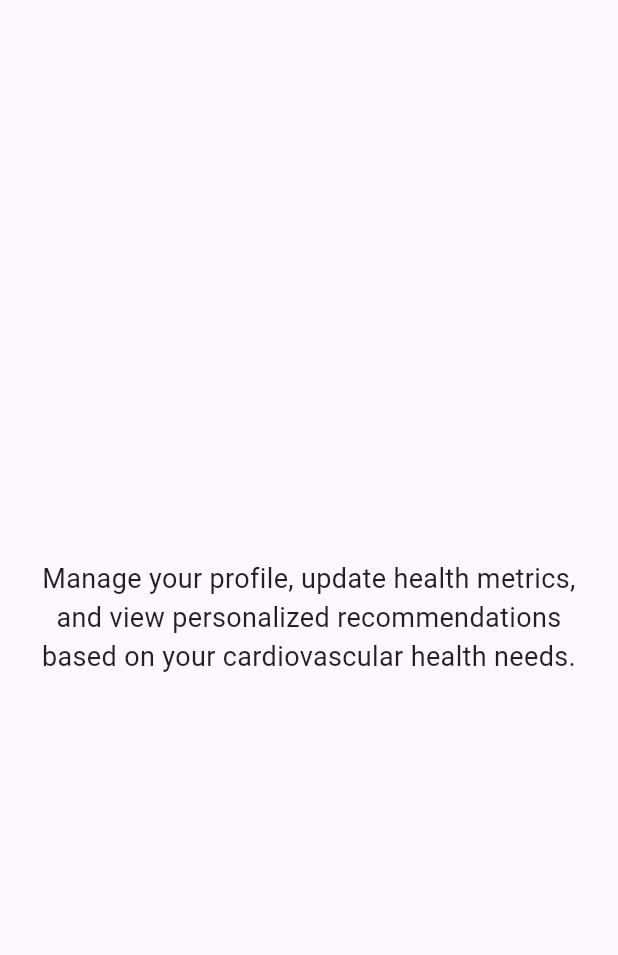
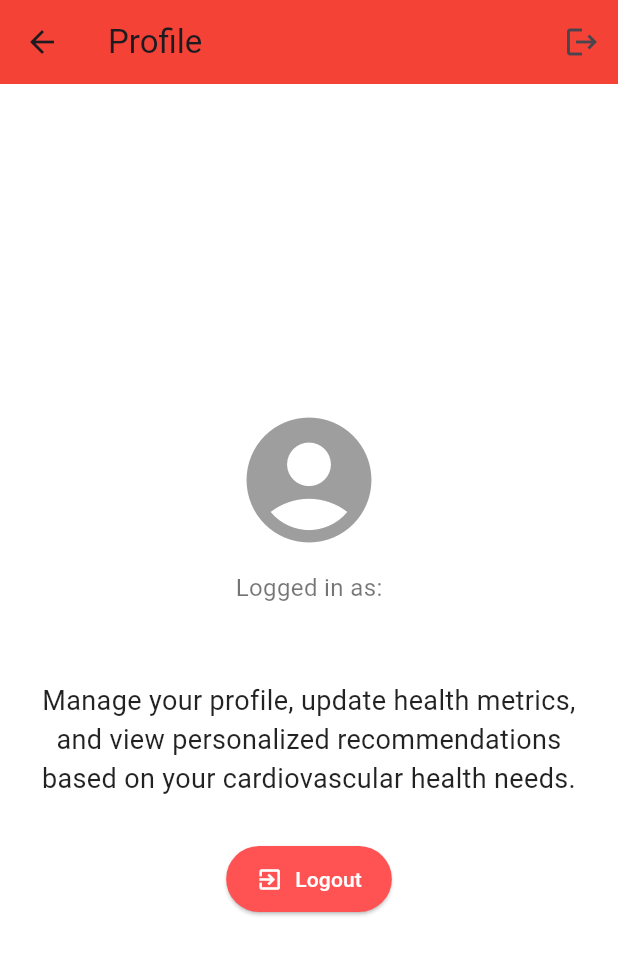
Before and after one commit to yeoh0730/CardioMeal, a Flutter app: the ProfilePage screen opened directly, on a phone screen of 412 x 824 dp. Shown: the top 955 px of the screen. Run offline on Flutter 3.47's test engine with Material 3 defaults, Android fonts, the phone set to English and light mode, and no system bars; our stand-ins replace firebase_auth, firebase_core, percent_indicator; accounts and stored records are empty; network calls fail.

```diff
--- a/lib/DashboardPage.dart
+++ b/lib/DashboardPage.dart
@@ -4,6 +4,7 @@ class DashboardPage extends StatelessWidget {
   @override
   Widget build(BuildContext context) {
     return Scaffold(
+      backgroundColor: Colors.white,
       body: Center(
         child: Padding(
           padding: const EdgeInsets.all(16.0),
--- a/lib/DiaryPage.dart
+++ b/lib/DiaryPage.dart
@@ -12,6 +12,7 @@ class _DiaryPageState extends State<DiaryPage> {
   @override
   Widget build(BuildContext context) {
     return Scaffold(
+      backgroundColor: Colors.white,
       appBar: AppBar(
         elevation: 0,
         backgroundColor: Colors.white,
--- a/lib/ProfilePage.dart
+++ b/lib/ProfilePage.dart
@@ -1,16 +1,73 @@
+import 'package:firebase_auth/firebase_auth.dart';
 import 'package:flutter/material.dart';
+import 'package:project/LoginPage.dart';
 
 class ProfilePage extends StatelessWidget {
   @override
   Widget build(BuildContext context) {
+    // Get current user
+    User? user = FirebaseAuth.instance.currentUser;
+
     return Scaffold(
+      appBar: AppBar(
+        title: Text('Profile'),
+        backgroundColor: Color.fromRGBO(244, 67, 54, 1),
+        actions: [
+          IconButton(
+            icon: Icon(Icons.logout),
+            onPressed: () async {
+              await FirebaseAuth.instance.signOut();
+              Navigator.pushAndRemoveUntil(
+                context,
+                MaterialPageRoute(builder: (context) => LoginPage()),
+                    (route) => false, // ✅ Clears the entire navigation stack
+              );
+            },
+          ),
+        ],
+      ),
+      backgroundColor: Colors.white,
       body: Center(
         child: Padding(
           padding: const EdgeInsets.all(16.0),
-          child: Text(
-            "Manage your profile, update health metrics, and view personalized recommendations based on your cardiovascular health needs.",
-            style: TextStyle(fontSize: 18, color: Colors.black87),
-            textAlign: TextAlign.center,
+          child: Column(
+            mainAxisAlignment: MainAxisAlignment.center,
+            children: [
+              Icon(Icons.account_circle, size: 100, color: Colors.grey),
+              SizedBox(height: 10),
+              Text(
+                "Logged in as:",
+                style: TextStyle(fontSize: 16, color: Colors.black54),
+              ),
+              SizedBox(height: 5),
+              Text(
+                user?.email ?? "No Email Found",
+                style: TextStyle(fontSize: 18, fontWeight: FontWeight.bold),
+              ),
+              SizedBox(height: 20),
+              Text(
+                "Manage your profile, update health metrics, and view personalized recommendations based on your cardiovascular health needs.",
+                style: TextStyle(fontSize: 18, color: Colors.black87),
+                textAlign: TextAlign.center,
+              ),
+              SizedBox(height: 30),
+              ElevatedButton.icon(
+                onPressed: () async {
+                  await FirebaseAuth.instance.signOut();
+                  Navigator.pushReplacement(
+                    context,
+                    MaterialPageRoute(builder: (context) => LoginPage()),
+                  );
+                },
+                icon: Icon(Icons.exit_to_app),
+                label: Text("Logout"),
+                style: ElevatedButton.styleFrom(
+                  backgroundColor: Colors.redAccent,
+                  foregroundColor: Colors.white,
+                  padding: EdgeInsets.symmetric(horizontal: 20, vertical: 12),
+                ),
+              ),
+            ],
           ),
         ),
       ),
--- a/pubspec.yaml
+++ b/pubspec.yaml
@@ -35,6 +35,12 @@ dependencies:
   # The following adds the Cupertino Icons font to your application.
   # Use with the CupertinoIcons class for iOS style icons.
   cupertino_icons: ^1.0.8
+
+  # Firebase Dependencies
+  firebase_core: ^2.32.0
+  firebase_auth: ^4.20.0
+  firebase_auth_platform_interface: ^7.0.0
+  firebase_storage: ^11.2.4
 
 dev_dependencies:
   flutter_test:
```
Also changed, not shown: lib/LoginPage.dart (added, +70 -0 lines), lib/SignUpPage.dart (added, +70 -0 lines), lib/main.dart (+29 -8 lines), pubspec.lock, 7 other files.
